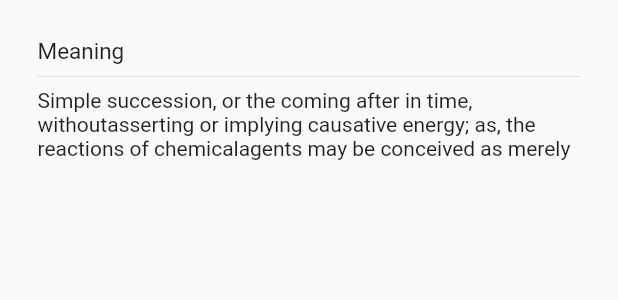
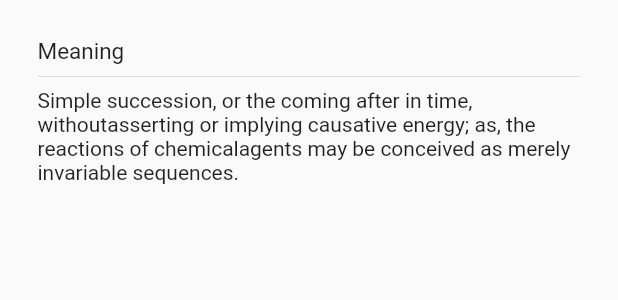
Before and after one commit to Move37-Team/mywords, a Flutter app: the SectionHeader widget shown alone on an empty page, opened directly, on a phone screen of 412 x 824 dp. Shown: the top 300 px of the screen. Run offline on Flutter 3.47's test engine with Material 2 defaults, Android fonts, the phone set to English and light mode, and no system bars; our stand-ins replace flutter_slidable, flutter_svg; missing offline and left inert: jdenticon_dart.

```diff
--- a/lib/components/sectionHeader.dart
+++ b/lib/components/sectionHeader.dart
@@ -19,9 +19,9 @@ class SectionHeader extends StatelessWidget{
             ),
             Divider(),
 
-            SingleChildScrollView(
-              child: Container(
-                height: 50,
+            Container(
+              height: 100,
+              child: SingleChildScrollView(
                 child: Text("""Simple succession, or the coming after in time, withoutasserting or implying causative energy; as, the reactions of chemicalagents may be conceived as merely invariable sequences."""),
               )
             )
```
